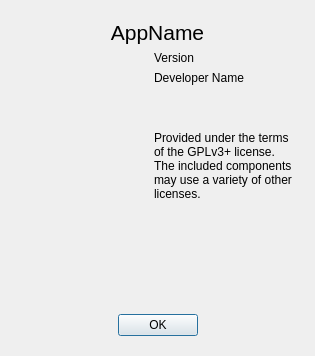
Before: the Qt Designer form src/app/about/about.ui in xvitaly/tuned-switcher, drawn with Qt 5.
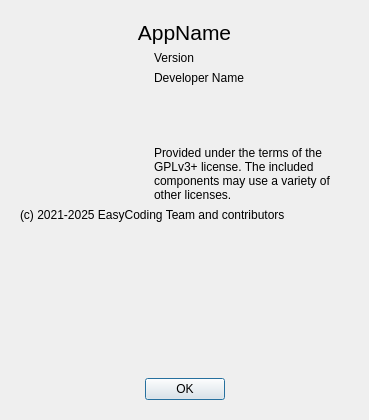
After: the same form once the commit is applied.

Commit message: Added a new control for displaying the application copyright information to the About form.

Patch:
```diff
--- a/src/app/about/about.ui
+++ b/src/app/about/about.ui
@@ -13,8 +13,8 @@
    <rect>
     <x>0</x>
     <y>0</y>
-    <width>315</width>
-    <height>356</height>
+    <width>369</width>
+    <height>420</height>
    </rect>
   </property>
   <property name="windowTitle">
@@ -109,6 +109,13 @@
         </item>
        </layout>
       </item>
+      <item>
+       <widget class="QLabel" name="AppCopyright">
+        <property name="text">
+         <string notr="true">(c) 2021-2025 EasyCoding Team and contributors</string>
+        </property>
+       </widget>
+      </item>
       <item>
        <spacer name="VerticalSpacer">
         <property name="orientation">
```
